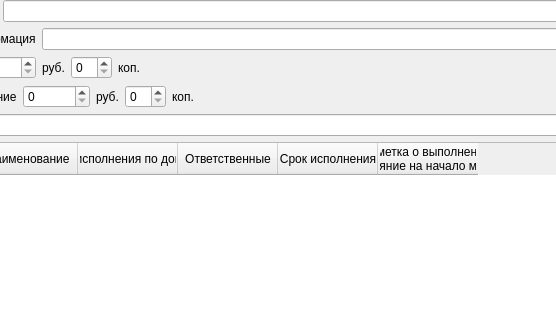
Above: prilogenie/addstage.ui from parlamentyor/auto_correct_plan before the change; both pictures show x 141 to 697 and y 94 to 414 of the 800 by 616 pixel window. Below: the same form after it.
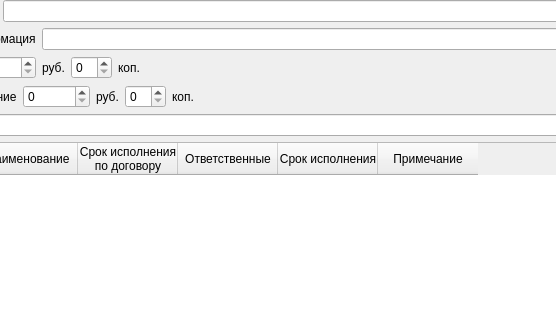
That is the form after the change.

```diff
--- a/prilogenie/addstage.ui
+++ b/prilogenie/addstage.ui
@@ -342,7 +342,8 @@
         </column>
         <column>
          <property name="text">
-          <string>Срок исполнения по договору</string>
+          <string>Срок исполнения
+по договору</string>
          </property>
         </column>
         <column>
@@ -357,8 +358,7 @@
         </column>
         <column>
          <property name="text">
-          <string>Отметка о выполнении.
-Состояние на начало месяца</string>
+          <string>Примечание</string>
          </property>
         </column>
        </widget>
```
